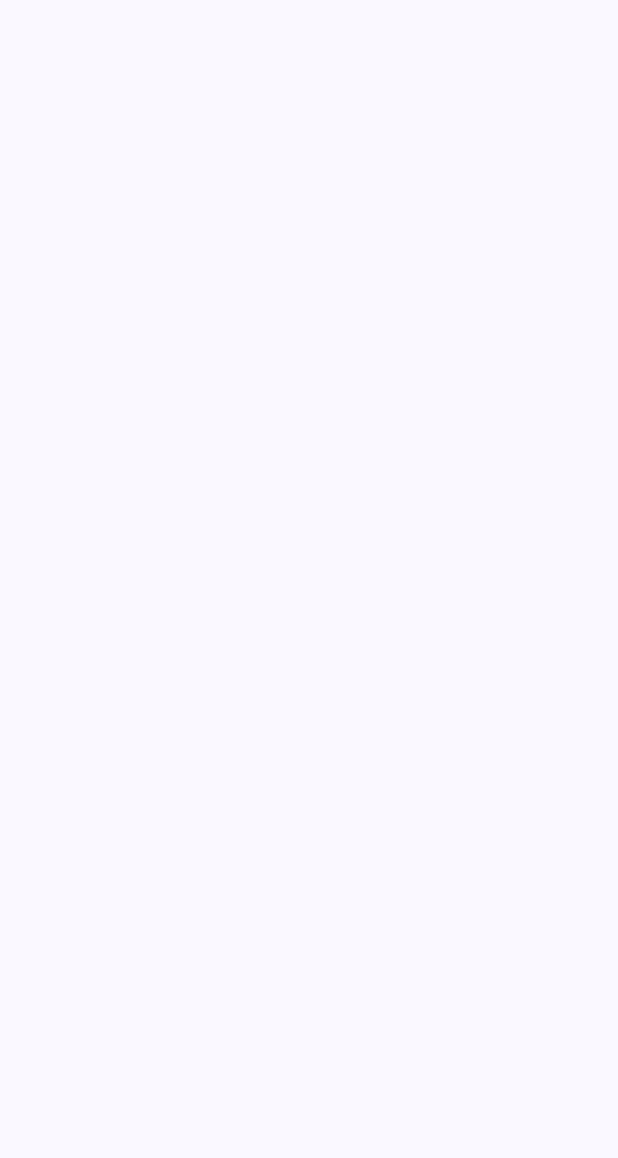
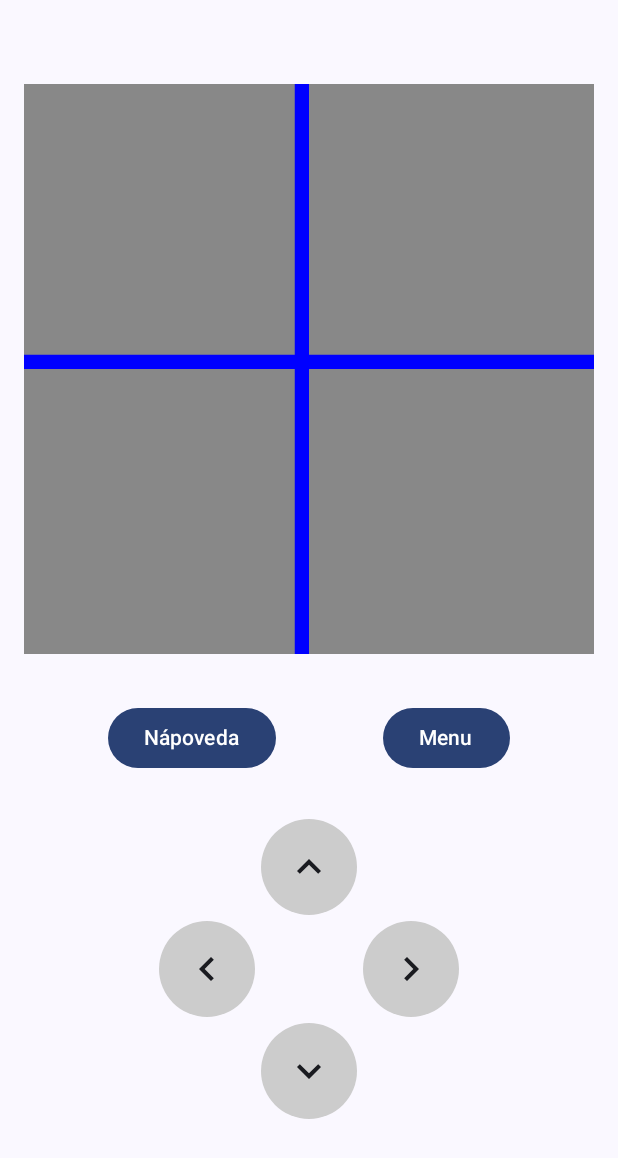
Before and after one commit to NopeNasrat/VAMSEMR, an Android app built with Jetpack Compose: the GameScr screen opened through its navigation route, on a phone screen of 412 x 824 dp. Before the commit the part shown is empty. Shown: the top 1158 px of the screen. Run offline under Robolectric (Android 15) with nearby library versions, the phone set to English and light mode, and no system bars; our stand-ins replace Room's generated code; libraries missing offline, so code that uses them is left out: androidx.room.util.

Commit message:
ver 7.1 garfika, maze vykreslovanie, sipky, tlacitka, tl+sipk -> nefunguje

```diff
--- a/app/src/main/java/com/example/vamsemr/core/Game.kt
+++ b/app/src/main/java/com/example/vamsemr/core/Game.kt
@@ -1,6 +1,7 @@
 package com.example.vamsemr.core
 
 import androidx.compose.foundation.layout.Arrangement
+import androidx.compose.foundation.layout.BoxWithConstraints
 import androidx.compose.foundation.layout.Column
 import androidx.compose.foundation.layout.Row
 import androidx.compose.foundation.layout.fillMaxSize
@@ -20,12 +21,38 @@ import com.example.vamsemr.Navigation.ConfirmExitOnBackHandler
 import com.example.vamsemr.Navigation.NavigationDestination
 import com.example.vamsemr.R
 import com.example.vamsemr.data.GameViewModel
+import com.example.vamsemr.data.Maze
 import com.example.vamsemr.data.MazeInfo
 import com.example.vamsemr.data.MazeInfoViewModel
 import com.example.vamsemr.data.Player
 import com.example.vamsemr.data.PlayerViewModel
 import com.example.vamsemr.data.ScreenViewModel
 import com.example.vamsemr.ui.PlayerInfoSection
+import androidx.compose.foundation.Canvas
+import androidx.compose.foundation.background
+import androidx.compose.foundation.layout.RowScope
+import androidx.compose.foundation.layout.Spacer
+import androidx.compose.ui.graphics.drawscope.DrawScope
+import androidx.compose.ui.geometry.Offset
+import androidx.compose.ui.geometry.Size
+import androidx.compose.ui.graphics.Color
+import androidx.compose.foundation.layout.aspectRatio
+import androidx.compose.foundation.layout.height
+import androidx.compose.foundation.layout.width
+import androidx.compose.material.icons.Icons
+import androidx.compose.material.icons.automirrored.filled.KeyboardArrowLeft
+import androidx.compose.material.icons.automirrored.filled.KeyboardArrowRight
+import androidx.compose.material.icons.filled.KeyboardArrowDown
+import androidx.compose.material.icons.filled.KeyboardArrowLeft
+import androidx.compose.material.icons.filled.KeyboardArrowRight
+import androidx.compose.material.icons.filled.KeyboardArrowUp
+import androidx.compose.material3.Icon
+import androidx.compose.material3.IconButton
+import androidx.compose.ui.graphics.nativeCanvas
+import androidx.compose.ui.text.drawText
+import kotlin.math.min
+import androidx.compose.foundation.layout.size
+import androidx.compose.foundation.shape.CircleShape
 
 
 object GameScreen : NavigationDestination {
@@ -58,7 +85,10 @@ fun Game(
         }
     }
 
-
+    val win = winCheck(
+        gameViewModel = gameViewModel,
+        mazeInfoViewModel = mazeInfoViewModel
+    )
 
 
     Column(
@@ -68,14 +98,227 @@ fun Game(
     ) {
 
         //PlayerInfoSection(player = player,mazeInfo = mazeInfo, modifier = Modifier.padding(top = 35.dp))
+        Spacer(modifier = Modifier.height(16.dp).background(Color.Yellow))
+
+        MazeCanvas(
+            maze = maze,
+            modifier = Modifier
+                .padding(top = 24.dp)
+                //.background(Color.Magenta)
+                .align(Alignment.CenterHorizontally),
+            mazeInfoViewModel = mazeInfoViewModel
+        )
 
 
 
+
+        Spacer(modifier = Modifier.height(16.dp))
+
+        ActionButtonsRow(
+            onFirstClick = { /* akcia 1 */ },
+            onSecondClick = { /* akcia 2 */ }
+        )
+
+        Spacer(modifier = Modifier.height(30.dp))
+
+        ArrowPad()
 
 
     }
 }
 
+@Composable
+fun ActionButtonsRow(
+    onFirstClick: () -> Unit = {},
+    onSecondClick: () -> Unit = {}
+) {
+    Row(
+        modifier = Modifier.fillMaxWidth(),
+        horizontalArrangement = Arrangement.SpaceEvenly
+    ) {
+        Button(onClick = onFirstClick) {
+            Text(stringResource(R.string.hint))
+        }
+        Button(onClick = onSecondClick) {
+            Text(stringResource(R.string.menu))
+        }
+    }
+}
+
+@Composable
+fun ArrowPad(
+    onUp: () -> Unit = {},
+    onDown: () -> Unit = {},
+    onLeft: () -> Unit = {},
+    onRight: () -> Unit = {}
+) {
+    val arrowButtonSize = 64.dp
+    val iconSize = 32.dp
+
+    Column(
+        horizontalAlignment = Alignment.CenterHorizontally,
+        verticalArrangement = Arrangement.spacedBy(4.dp)
+    ) {
+        Row(horizontalArrangement = Arrangement.spacedBy(4.dp)) {
+            Spacer(modifier = Modifier.size(arrowButtonSize))
+            IconButton(
+                onClick = onUp,
+                modifier = Modifier
+                    .size(arrowButtonSize)
+                    .background(Color.LightGray, shape = CircleShape)
+            ) {
+                Icon(Icons.Default.KeyboardArrowUp, contentDescription = "Up", modifier = Modifier.size(iconSize))
+            }
+            Spacer(modifier = Modifier.size(arrowButtonSize))
+        }
+
+        Row(horizontalArrangement = Arrangement.spacedBy(4.dp)) {
+            IconButton(
+                onClick = onLeft,
+                modifier = Modifier
+                    .size(arrowButtonSize)
+                    .background(Color.LightGray, shape = CircleShape)
+            ) {
+                Icon(Icons.AutoMirrored.Filled.KeyboardArrowLeft, contentDescription = "Left", modifier = Modifier.size(iconSize))
+            }
+
+            Spacer(modifier = Modifier.size(arrowButtonSize))
+
+            IconButton(
+                onClick = onRight,
+                modifier = Modifier
+                    .size(arrowButtonSize)
+                    .background(Color.LightGray, shape = CircleShape)
+            ) {
+                Icon(Icons.AutoMirrored.Filled.KeyboardArrowRight, contentDescription = "Right", modifier = Modifier.size(iconSize))
+            }
+        }
+
+        Row(horizontalArrangement = Arrangement.spacedBy(4.dp)) {
+            Spacer(modifier = Modifier.size(arrowButtonSize))
+            IconButton(
+                onClick = onDown,
+                modifier = Modifier
+                    .size(arrowButtonSize)
+                    .background(Color.LightGray, shape = CircleShape)
+            ) {
+                Icon(Icons.Default.KeyboardArrowDown, contentDescription = "Down", modifier = Modifier.size(iconSize))
+            }
+            Spacer(modifier = Modifier.size(arrowButtonSize))
+        }
+    }
+}
+
+
+@Composable
+fun Button(
+    onClick: () -> Unit,
+    modifier: Modifier = Modifier,
+    enabled: Boolean = true,
+    content: @Composable RowScope.() -> Unit  // <-- tu je receiver RowScope
+) {
+    androidx.compose.material3.Button(
+        onClick = onClick,
+        modifier = modifier,
+        enabled = enabled,
+        content = {
+            // Tu môžeme volať content s RowScope receiverom
+            this.content()
+        }
+    )
+}
+
+
+@Composable
+fun MazeCanvas(
+    maze: Maze,
+    mazeInfoViewModel: MazeInfoViewModel,
+    modifier: Modifier = Modifier
+) {
+    val cellCountX = maze.height
+    val cellCountY = maze.width
+    val maxCells = maxOf(cellCountX, cellCountY)
+
+    val finishText = stringResource(R.string.finishPic)
+    val playerText = stringResource(R.string.playerPic)
+
+    BoxWithConstraints(
+        modifier = modifier
+            .aspectRatio(1f) // štvorcový tvar
+            .padding(16.dp)
+    ) {
+        val canvasSize = maxWidth.coerceAtMost(maxHeight)
+        val cellSize = canvasSize / maxCells
+
+        Canvas(modifier = Modifier.fillMaxSize()) {
+            val cellSizePx = cellSize.toPx()
+            val nativeCanvas = drawContext.canvas.nativeCanvas
+            val wallWidth = cellSizePx * 0.1f
+
+            fun drawCenteredText(text: String, centerX: Float, centerY: Float, textSize: Float) {
+                val paint = android.graphics.Paint().apply {
+                    color = android.graphics.Color.BLACK
+                    this.textSize = textSize
+                    textAlign = android.graphics.Paint.Align.CENTER
+                    isFakeBoldText = true
+                }
+                val textY = centerY - (paint.descent() + paint.ascent()) / 2
+                nativeCanvas.drawText(text, centerX, textY, paint)
+            }
+
+            fun drawFinishCell(x: Int, y: Int) {
+                val centerX = x * cellSizePx + cellSizePx / 2
+                val centerY = y * cellSizePx + cellSizePx / 2
+                val radius = cellSizePx * 0.4f
+
+                drawCircle(Color.Yellow, radius, Offset(centerX, centerY))
+                drawCenteredText(finishText, centerX, centerY, radius * 1.2f)
+            }
+
+            fun drawPlayerCell(x: Int, y: Int) {
+                val centerX = x * cellSizePx + cellSizePx / 2
+                val centerY = y * cellSizePx + cellSizePx / 2
+                val radius = cellSizePx * 0.4f
+
+                drawCircle(Color.Blue, radius, Offset(centerX, centerY))
+                drawCenteredText(playerText, centerX, centerY, radius * 1.2f)
+            }
+
+            for (y in 0 until cellCountY) {
+                for (x in 0 until cellCountX) {
+                    val cell = maze.maze[y][x]
+
+                    drawRect(
+                        Color.Gray,
+                        topLeft = Offset(x * cellSizePx, y * cellSizePx),
+                        size = Size(cellSizePx, cellSizePx)
+                    )
+
+                    if (cell.right && x != cellCountX - 1) {
+                        drawRect(
+                            Color.Blue,
+                            topLeft = Offset((x + 1) * cellSizePx - wallWidth / 2f, y * cellSizePx),
+                            size = Size(wallWidth, cellSizePx)
+                        )
+                    }
+
+                    if (cell.bottom && y != cellCountY - 1) {
+                        drawRect(
+                            Color.Blue,
+                            topLeft = Offset(x * cellSizePx, (y + 1) * cellSizePx - wallWidth / 2f),
+                            size = Size(cellSizePx, wallWidth)
+                        )
+                    }
+
+                    when {
+                        cell.finish -> drawFinishCell(x, y)
+                        cell.player -> drawPlayerCell(x, y)
+                    }
+                }
+            }
+        }
+    }
+}
 
 
 @Composable
--- a/app/src/main/res/values/strings.xml
+++ b/app/src/main/res/values/strings.xml
@@ -38,6 +38,13 @@
     <string name="yes">Áno</string>
     <string name="no">Nie</string>
 
+
+    <string name="hint">Nápoveda</string>
+    <string name="menu">Menu</string>
+
+    <string name="playerPic">P</string>
+    <string name="finishPic">F</string>
+
     //error
 
     <string name="error_id">Zadané ID nie je číslo</string>
```
